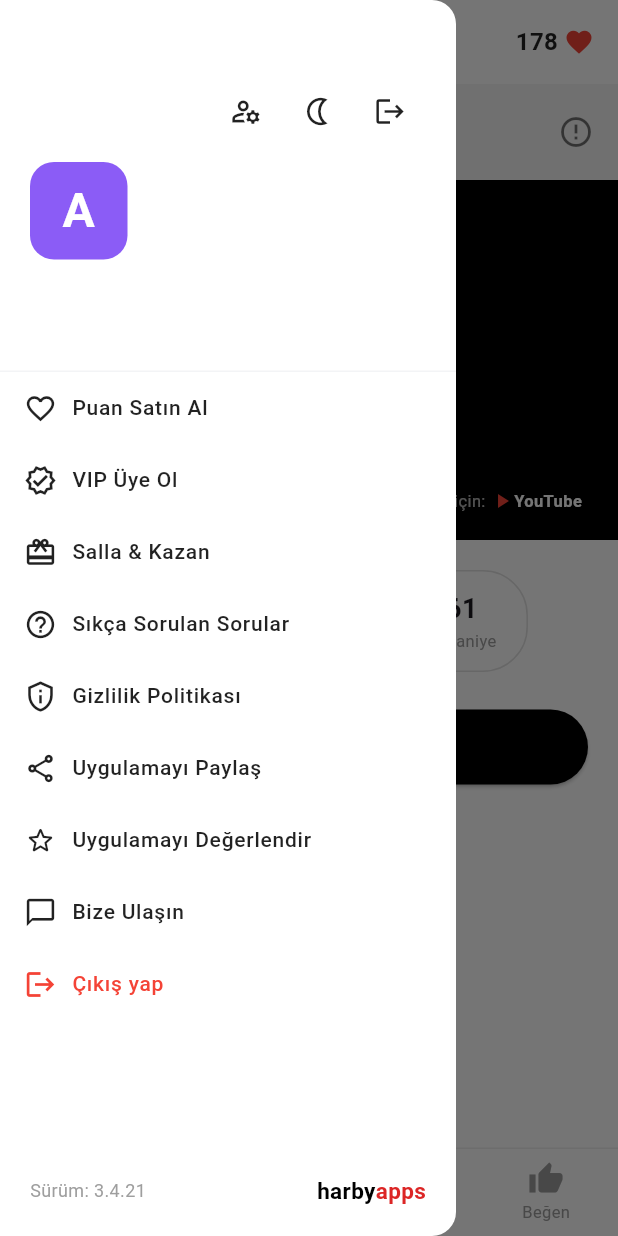
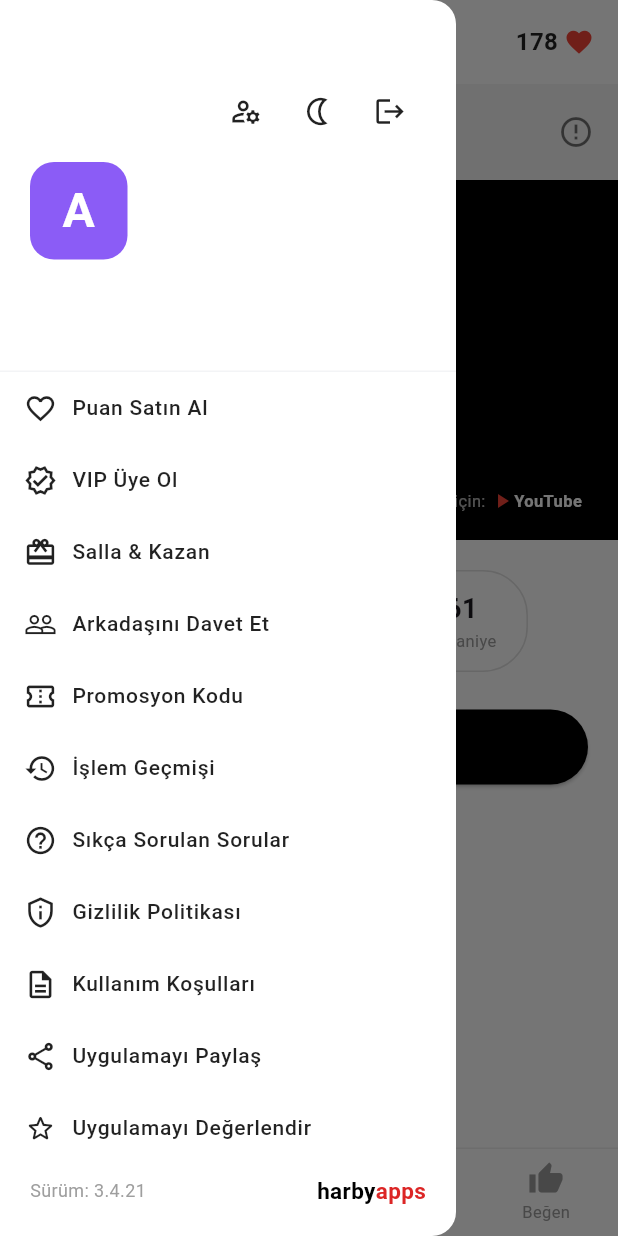
Before and after one commit to mehmetozeldir-netizen/yt-_mutual, a Flutter app: the DashboardScreen screen opened directly with empty values, with the side drawer open, on a phone screen of 412 x 824 dp. Run offline on Flutter 3.47's test engine with Material 3 defaults, Android fonts, the light colour scheme and no system bars; our stand-ins replace google_sign_in, shared_preferences; accounts and stored records are empty.

Commit message:
Update main.dart

```diff
--- a/lib/main.dart
+++ b/lib/main.dart
@@ -364,7 +364,7 @@
           ),
         ],
       ),
-      // Sol Yan Menü (Drawer)
+      // Sol Yan Menü (Drawer - Eksiksiz tam liste)
       drawer: Drawer(
         backgroundColor: Colors.white,
         child: Column(
@@ -441,8 +441,12 @@
                   _buildDrawerItem(Icons.favorite_border, 'Puan Satın Al', () {}),
                   _buildDrawerItem(Icons.verified_outlined, 'VIP Üye Ol', () {}),
                   _buildDrawerItem(Icons.card_giftcard, 'Salla & Kazan', () {}),
+                  _buildDrawerItem(Icons.people_outline, 'Arkadaşını Davet Et', () {}),
+                  _buildDrawerItem(Icons.confirmation_number_outlined, 'Promosyon Kodu', () {}),
+                  _buildDrawerItem(Icons.history, 'İşlem Geçmişi', () {}),
                   _buildDrawerItem(Icons.help_outline, 'Sıkça Sorulan Sorular', () {}),
                   _buildDrawerItem(Icons.privacy_tip_outlined, 'Gizlilik Politikası', () {}),
+                  _buildDrawerItem(Icons.description_outlined, 'Kullanım Koşulları', () {}),
                   _buildDrawerItem(Icons.share_outlined, 'Uygulamayı Paylaş', () {}),
                   _buildDrawerItem(Icons.star_border_rounded, 'Uygulamayı Değerlendir', () {}),
                   _buildDrawerItem(Icons.chat_bubble_outline, 'Bize Ulaşın', () {}),
@@ -489,7 +493,7 @@
         ),
       ),
       body: SafeArea(
-        bottom: false, // Alt kenarın safe area boşluğunu optimize etmek için
+        bottom: false,
         child: Column(
           children: [
             Container(
@@ -652,12 +656,12 @@
                         ),
                       ),
                     ),
-                    const SizedBox(height: 15), // İçeriğin alt menüyle çakışmaması için ufak bir boşluk
+                    const SizedBox(height: 15),
                   ],
                 ),
               ),
             ),
-            // Alt Menü Çubuğu (Yukarı taşındı ve alt boşluk dengelendi)
+            // Alt Menü Çubuğu
             Container(
               padding: const EdgeInsets.symmetric(vertical: 8),
               decoration: BoxDecoration(
```
